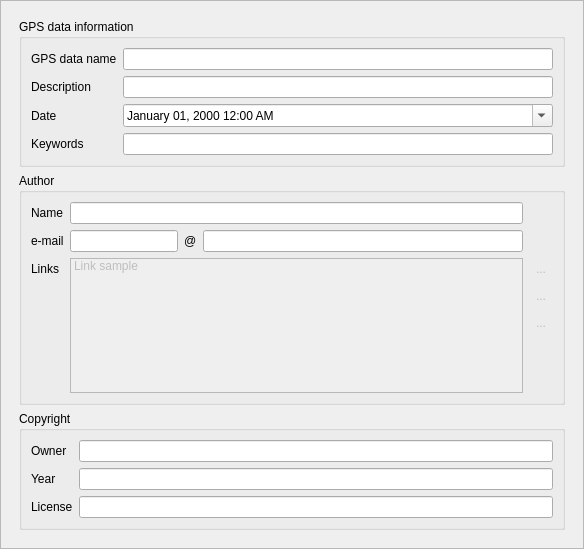
This is src/plugins/displayInformation/displayinformationframe.ui in shujaatak/gpsbook as Qt 5 draws it before an edit. The edited form follows.
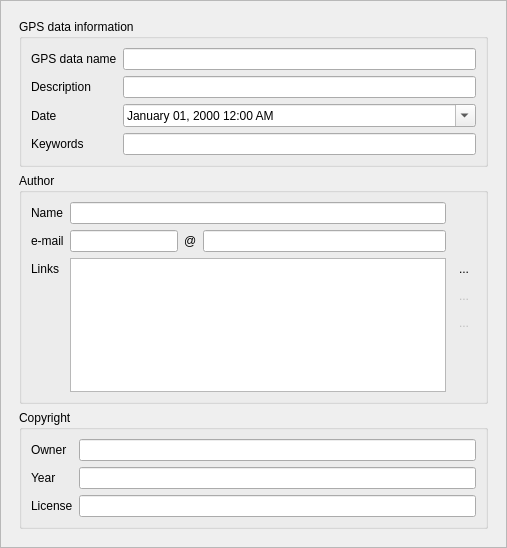
This is the edited form. The open tabs and pages were chosen to show the change. Icons and pictures are not drawn.

Commit message: Implement links management into information plugin

```diff
--- a/src/plugins/displayInformation/displayinformationframe.ui
+++ b/src/plugins/displayInformation/displayinformationframe.ui
@@ -6,8 +6,8 @@
    <rect>
     <x>0</x>
     <y>0</y>
-    <width>584</width>
-    <height>549</height>
+    <width>507</width>
+    <height>548</height>
    </rect>
   </property>
   <property name="windowTitle">
@@ -30,10 +30,16 @@
        <rect>
         <x>0</x>
         <y>0</y>
-        <width>582</width>
-        <height>547</height>
+        <width>505</width>
+        <height>546</height>
        </rect>
       </property>
+      <property name="sizePolicy">
+       <sizepolicy hsizetype="MinimumExpanding" vsizetype="Preferred">
+        <horstretch>0</horstretch>
+        <verstretch>0</verstretch>
+       </sizepolicy>
+      </property>
       <layout class="QVBoxLayout" name="verticalLayout_2">
        <item>
         <widget class="QStackedWidget" name="stackedWidget">
@@ -93,6 +99,12 @@
               </item>
               <item row="3" column="0">
                <widget class="QLabel" name="label_2">
+                <property name="sizePolicy">
+                 <sizepolicy hsizetype="Maximum" vsizetype="Preferred">
+                  <horstretch>0</horstretch>
+                  <verstretch>0</verstretch>
+                 </sizepolicy>
+                </property>
                 <property name="text">
                  <string>Description</string>
                 </property>
@@ -106,6 +118,12 @@
               </item>
               <item row="5" column="0">
                <widget class="QLabel" name="label_3">
+                <property name="sizePolicy">
+                 <sizepolicy hsizetype="Maximum" vsizetype="Preferred">
+                  <horstretch>0</horstretch>
+                  <verstretch>0</verstretch>
+                 </sizepolicy>
+                </property>
                 <property name="text">
                  <string>Date</string>
                 </property>
@@ -113,6 +131,12 @@
               </item>
               <item row="6" column="0">
                <widget class="QLabel" name="label_11">
+                <property name="sizePolicy">
+                 <sizepolicy hsizetype="Maximum" vsizetype="Preferred">
+                  <horstretch>0</horstretch>
+                  <verstretch>0</verstretch>
+                 </sizepolicy>
+                </property>
                 <property name="text">
                  <string>Keywords</string>
                 </property>
@@ -142,6 +166,12 @@
              <layout class="QGridLayout" name="gridLayout_2">
               <item row="0" column="0">
                <widget class="QLabel" name="label_4">
+                <property name="sizePolicy">
+                 <sizepolicy hsizetype="Maximum" vsizetype="Preferred">
+                  <horstretch>0</horstretch>
+                  <verstretch>0</verstretch>
+                 </sizepolicy>
+                </property>
                 <property name="text">
                  <string>Name</string>
                 </property>
@@ -192,6 +222,12 @@
               </item>
               <item row="4" column="0">
                <widget class="QLabel" name="label_9">
+                <property name="sizePolicy">
+                 <sizepolicy hsizetype="Maximum" vsizetype="Preferred">
+                  <horstretch>0</horstretch>
+                  <verstretch>0</verstretch>
+                 </sizepolicy>
+                </property>
                 <property name="text">
                  <string>Links</string>
                 </property>
@@ -199,9 +235,6 @@
               </item>
               <item row="4" column="4">
                <widget class="QToolButton" name="toolButtonMetadataAddLink">
-                <property name="enabled">
-                 <bool>false</bool>
-                </property>
                 <property name="text">
                  <string>...</string>
                 </property>
@@ -262,19 +295,7 @@
                </spacer>
               </item>
               <item row="4" column="1" rowspan="4" colspan="3">
-               <widget class="QListWidget" name="listWidgetMetaDataLink">
-                <property name="enabled">
-                 <bool>false</bool>
-                </property>
-                <item>
-                 <property name="text">
-                  <string>Link sample</string>
-                 </property>
-                 <property name="checkState">
-                  <enum>Unchecked</enum>
-                 </property>
-                </item>
-               </widget>
+               <widget class="QListWidget" name="listWidgetMetaDataLinks"/>
               </item>
              </layout>
             </widget>
@@ -290,6 +311,12 @@
              <layout class="QGridLayout" name="gridLayout_3">
               <item row="0" column="0">
                <widget class="QLabel" name="label_7">
+                <property name="sizePolicy">
+                 <sizepolicy hsizetype="Maximum" vsizetype="Preferred">
+                  <horstretch>0</horstretch>
+                  <verstretch>0</verstretch>
+                 </sizepolicy>
+                </property>
                 <property name="text">
                  <string>Owner</string>
                 </property>
@@ -303,6 +330,12 @@
               </item>
               <item row="1" column="0">
                <widget class="QLabel" name="label_8">
+                <property name="sizePolicy">
+                 <sizepolicy hsizetype="Maximum" vsizetype="Preferred">
+                  <horstretch>0</horstretch>
+                  <verstretch>0</verstretch>
+                 </sizepolicy>
+                </property>
                 <property name="text">
                  <string>Year</string>
                 </property>
@@ -313,6 +346,12 @@
               </item>
               <item row="2" column="0">
                <widget class="QLabel" name="label_10">
+                <property name="sizePolicy">
+                 <sizepolicy hsizetype="Maximum" vsizetype="Preferred">
+                  <horstretch>0</horstretch>
+                  <verstretch>0</verstretch>
+                 </sizepolicy>
+                </property>
                 <property name="text">
                  <string>License</string>
                 </property>
```
Left out of the diff: 241 changed lines with no effect on the pictures. The commit also changes 7 other files.
